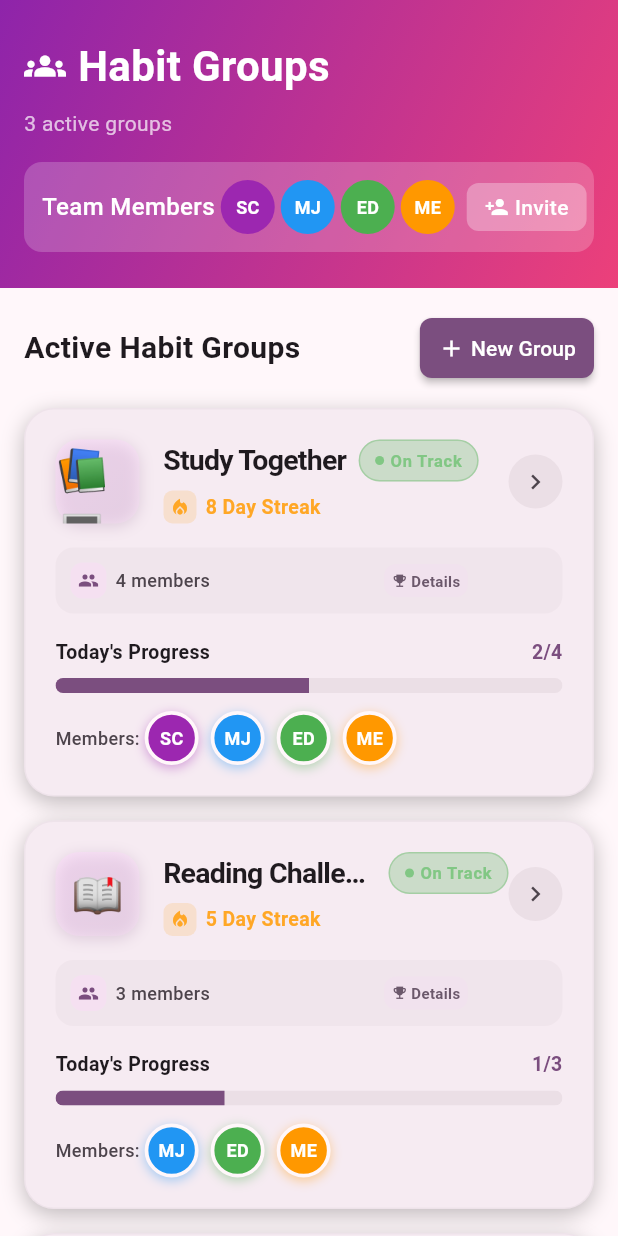
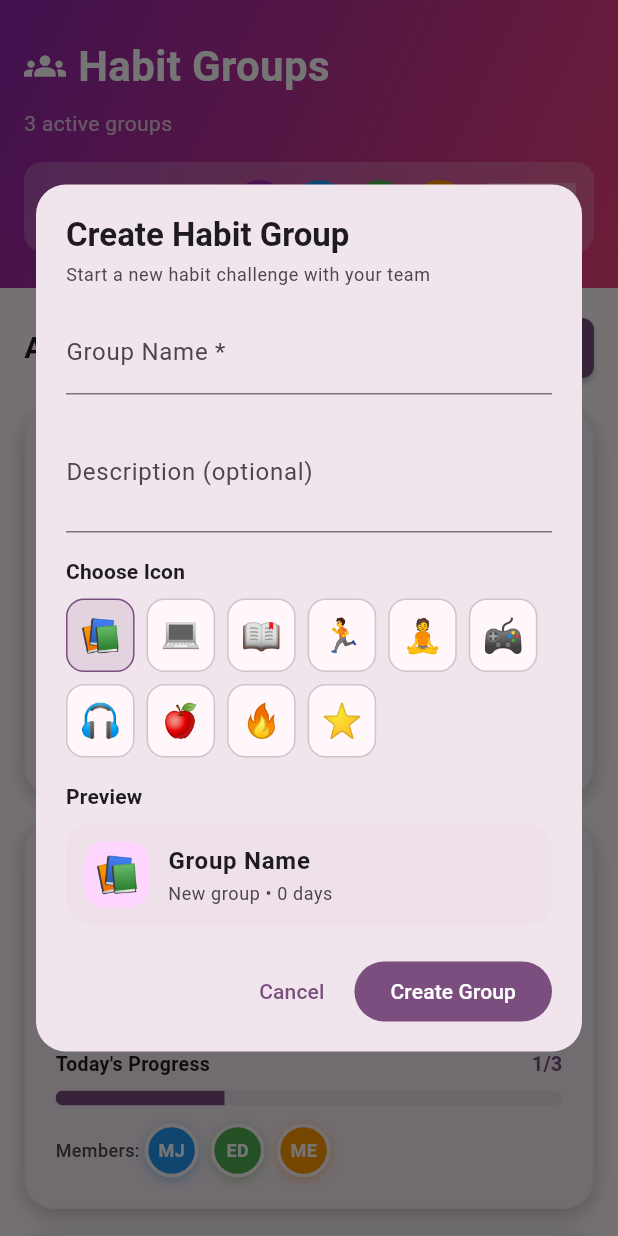
Before and after one commit to erenayar-12/CS310-Group-21, a Flutter app: the GroupsScreen screen opened directly, after a tap on "New Group", on a phone screen of 412 x 824 dp. Run offline on Flutter 3.47's test engine with Material 3 defaults, Android fonts, the phone set to English and light mode, and no system bars; our stand-ins replace sqflite, sqflite_common_ffi; accounts and stored records are empty.

Commit message:
Added new group pop-up to groups page, back button and overflow fix

```diff
--- a/lib/screens/commitly_leaderboard/widgets/group_header.dart
+++ b/lib/screens/commitly_leaderboard/widgets/group_header.dart
@@ -25,7 +25,11 @@ class GroupHeader extends StatelessWidget {
             Row(
               mainAxisAlignment: MainAxisAlignment.spaceBetween,
               children: [
-                Row(
+                GestureDetector(
+                  onTap: () {
+                    Navigator.pop(context);
+                  },
+                  child: Row(
                     children: [
                       const Icon(
                         Icons.arrow_back_ios_new,
@@ -42,6 +46,7 @@ class GroupHeader extends StatelessWidget {
                       ),
                     ],
                   ),
+                ),
                 TextButton.icon(
                   style: TextButton.styleFrom(
                     foregroundColor: Colors.white,
@@ -54,9 +59,7 @@ class GroupHeader extends StatelessWidget {
                       borderRadius: BorderRadius.circular(16),
                     ),
                   ),
-                  onPressed: () {
-                    // TODO: open members list later
-                  },
+                  onPressed: () {},
                   icon: const Icon(Icons.group, size: 16),
                   label: const Text(
                     'Members',
@@ -68,10 +71,7 @@ class GroupHeader extends StatelessWidget {
                 ),
               ],
             ),
-
             const SizedBox(height: 16),
-
-            // Group name
             Text(
               'Study Together',
               style: theme.textTheme.titleLarge?.copyWith(
@@ -79,9 +79,7 @@ class GroupHeader extends StatelessWidget {
                 fontWeight: FontWeight.bold,
               ),
             ),
-
             const SizedBox(height: 8),
-
             Column(
               crossAxisAlignment: CrossAxisAlignment.start,
               children: [
@@ -121,7 +119,6 @@ class GroupHeader extends StatelessWidget {
                 ),
               ],
             ),
-
           ],
         ),
       ),
--- a/lib/screens/groups/groups_screen.dart
+++ b/lib/screens/groups/groups_screen.dart
@@ -1,7 +1,6 @@
 import 'package:commitly/screens/commitly_leaderboard/leaderboard_screen.dart';
 import 'package:flutter/material.dart';
-import 'package:flutter/services.dart';
-
+import 'widgets/create_habit_group.dart';
 import '../../data/habit_group.dart';
 import '../../data/team_member.dart';
 import 'widgets/invite_team_members_dialog.dart';
@@ -14,12 +13,19 @@ class GroupsScreen extends StatefulWidget {
 }
 
 class _GroupsScreenState extends State<GroupsScreen> {
-  // Dummy data - replace with actual data source
+  void _showCreateGroup() {
+    showDialog(
+      context: context,
+      barrierDismissible: false,
+      builder: (context) => const CreateHabitGroup(),
+    );
+  }
+
   final List<TeamMember> _teamMembers = [
-    const TeamMember(id: '1', initials: 'SC', color: 0xFF9C27B0), // Purple
-    const TeamMember(id: '2', initials: 'MJ', color: 0xFF2196F3), // Blue
-    const TeamMember(id: '3', initials: 'ED', color: 0xFF4CAF50), // Green
-    const TeamMember(id: '4', initials: 'ME', color: 0xFFFF9800), // Orange
+    const TeamMember(id: '1', initials: 'SC', color: 0xFF9C27B0),
+    const TeamMember(id: '2', initials: 'MJ', color: 0xFF2196F3),
+    const TeamMember(id: '3', initials: 'ED', color: 0xFF4CAF50),
+    const TeamMember(id: '4', initials: 'ME', color: 0xFFFF9800),
   ];
 
   final List<HabitGroup> _habitGroups = [
@@ -158,7 +164,6 @@ class _GroupsScreenState extends State<GroupsScreen> {
             ),
           ),
           const SizedBox(height: 16),
-          // Team Members Card
           Container(
             padding: const EdgeInsets.all(12),
             decoration: BoxDecoration(
@@ -175,9 +180,14 @@ class _GroupsScreenState extends State<GroupsScreen> {
                     fontWeight: FontWeight.w500,
                   ),
                 ),
-                const Spacer(),
-                Row(
-                  children: _teamMembers.map((member) {
+                const SizedBox(width: 8),
+                Expanded(
+                  child: SingleChildScrollView(
+                    scrollDirection: Axis.horizontal,
+                    child: Row(
+                      mainAxisAlignment: MainAxisAlignment.end,
+                      children: [
+                        ..._teamMembers.map((member) {
                           return Container(
                             margin: const EdgeInsets.only(left: 4),
                             width: 36,
@@ -198,7 +208,6 @@ class _GroupsScreenState extends State<GroupsScreen> {
                             ),
                           );
                         }).toList(),
-                ),
                         const SizedBox(width: 8),
                         InkWell(
                           onTap: _showInviteDialog,
@@ -222,6 +231,10 @@ class _GroupsScreenState extends State<GroupsScreen> {
                                     color: Colors.white,
                                     fontSize: 14,
                                     fontWeight: FontWeight.w500,
+                                  ),
+                                ),
+                              ],
+                            ),
                           ),
                         ),
                       ],
@@ -258,9 +271,7 @@ class _GroupsScreenState extends State<GroupsScreen> {
             const SizedBox(width: 8),
             Flexible(
               child: ElevatedButton(
-                onPressed: () {
-                  // TODO: Navigate to create new group screen
-                },
+                onPressed: _showCreateGroup,
                 style: ElevatedButton.styleFrom(
                   backgroundColor: theme.colorScheme.primary,
                   foregroundColor: theme.colorScheme.onPrimary,
@@ -270,17 +281,12 @@ class _GroupsScreenState extends State<GroupsScreen> {
                   elevation: 2,
                   padding: const EdgeInsets.symmetric(horizontal: 12, vertical: 8),
                 ),
-                child: const Row(
+                child: Row(
                   mainAxisSize: MainAxisSize.min,
-                  children: [
+                  children: const [
                     Icon(Icons.add, size: 18),
                     SizedBox(width: 4),
-                    Flexible(
-                      child: Text(
-                        'New Group',
-                        overflow: TextOverflow.ellipsis,
-                      ),
-                    ),
+                    Text('New Group'),
                   ],
                 ),
               ),
@@ -706,18 +712,10 @@ class _GroupsScreenState extends State<GroupsScreen> {
             ],
           ),
           const SizedBox(height: 16),
-          _buildInfoItem(
-            'Tap any group to view detailed weekly progress',
-          ),
-          _buildInfoItem(
-            'Compete with team members in real-time',
-          ),
-          _buildInfoItem(
-            'Keep everyone accountable and motivated',
-          ),
-          _buildInfoItem(
-            'Add or remove members from each group',
-          ),
+          _buildInfoItem('Tap any group to view detailed weekly progress'),
+          _buildInfoItem('Compete with team members in real-time'),
+          _buildInfoItem('Keep everyone accountable and motivated'),
+          _buildInfoItem('Add or remove members from each group'),
         ],
       ),
     );
--- /dev/null
+++ b/lib/screens/groups/widgets/create_habit_group.dart
@@ -0,0 +1,221 @@
+import 'package:flutter/material.dart';
+
+class CreateHabitGroup extends StatefulWidget {
+  const CreateHabitGroup({super.key});
+
+  @override
+  State<CreateHabitGroup> createState() => _CreateHabitGroupState();
+}
+
+class _CreateHabitGroupState extends State<CreateHabitGroup> {
+  final _formKey = GlobalKey<FormState>();
+  final _nameController = TextEditingController();
+  final _descriptionController = TextEditingController();
+
+  // Simple emoji icon list – adjust as you like
+  final List<String> _icons = [
+    '📚', '💻', '📖', '🏃', '🧘', '🎮', '🎧', '🍎', '🔥', '⭐️',
+  ];
+
+  String _selectedIcon = '📚';
+
+  @override
+  void dispose() {
+    _nameController.dispose();
+    _descriptionController.dispose();
+    super.dispose();
+  }
+
+  void _onCreatePressed() {
+    if (_formKey.currentState?.validate() ?? false) {
+      // later you can return data with Navigator.pop(context, ...)
+      Navigator.of(context).pop();
+    }
+  }
+
+  @override
+  Widget build(BuildContext context) {
+    final theme = Theme.of(context);
+
+    return Dialog(
+      insetPadding: const EdgeInsets.symmetric(horizontal: 24, vertical: 24),
+      shape: RoundedRectangleBorder(
+        borderRadius: BorderRadius.circular(20),
+      ),
+      child: ConstrainedBox(
+        constraints: const BoxConstraints(maxWidth: 420),
+        child: Padding(
+          padding: const EdgeInsets.fromLTRB(20, 20, 20, 16),
+          child: Form(
+            key: _formKey,
+            child: Column(
+              mainAxisSize: MainAxisSize.min,
+              crossAxisAlignment: CrossAxisAlignment.start,
+              children: [
+                // Title
+                Text(
+                  'Create Habit Group',
+                  style: theme.textTheme.titleLarge?.copyWith(
+                    fontWeight: FontWeight.bold,
+                  ),
+                ),
+                const SizedBox(height: 4),
+                Text(
+                  'Start a new habit challenge with your team',
+                  style: theme.textTheme.bodySmall?.copyWith(
+                    color: theme.colorScheme.onSurfaceVariant,
+                  ),
+                ),
+                const SizedBox(height: 16),
+
+                // Group name
+                TextFormField(
+                  controller: _nameController,
+                  decoration: const InputDecoration(
+                    labelText: 'Group Name *',
+                    hintText: 'e.g. Morning Meditation',
+                  ),
+                  validator: (value) {
+                    if (value == null || value.trim().isEmpty) {
+                      return 'Please enter a group name';
+                    }
+                    return null;
+                  },
+                ),
+                const SizedBox(height: 12),
+
+                // Description
+                TextFormField(
+                  controller: _descriptionController,
+                  maxLines: 2,
+                  decoration: const InputDecoration(
+                    labelText: 'Description (optional)',
+                    hintText: "What's this group about?",
+                  ),
+                ),
+                const SizedBox(height: 16),
+
+                // Choose icon
+                Text(
+                  'Choose Icon',
+                  style: theme.textTheme.labelLarge?.copyWith(
+                    fontWeight: FontWeight.w600,
+                  ),
+                ),
+                const SizedBox(height: 8),
+                Wrap(
+                  spacing: 8,
+                  runSpacing: 8,
+                  children: _icons.map((icon) {
+                    final bool isSelected = icon == _selectedIcon;
+                    return GestureDetector(
+                      onTap: () {
+                        setState(() => _selectedIcon = icon);
+                      },
+                      child: AnimatedContainer(
+                        duration: const Duration(milliseconds: 150),
+                        padding: const EdgeInsets.all(8),
+                        decoration: BoxDecoration(
+                          borderRadius: BorderRadius.circular(12),
+                          color: isSelected
+                              ? theme.colorScheme.primary.withOpacity(0.12)
+                              : theme.colorScheme.surface,
+                          border: Border.all(
+                            color: isSelected
+                                ? theme.colorScheme.primary
+                                : theme.colorScheme.outlineVariant,
+                          ),
+                        ),
+                        child: Text(
+                          icon,
+                          style: const TextStyle(fontSize: 22),
+                        ),
+                      ),
+                    );
+                  }).toList(),
+                ),
+                const SizedBox(height: 16),
+
+                // Preview card
+                Text(
+                  'Preview',
+                  style: theme.textTheme.labelLarge?.copyWith(
+                    fontWeight: FontWeight.w600,
+                  ),
+                ),
+                const SizedBox(height: 8),
+                Container(
+                  padding: const EdgeInsets.all(12),
+                  decoration: BoxDecoration(
+                    borderRadius: BorderRadius.circular(16),
+                    color: theme.colorScheme.surfaceVariant.withOpacity(0.6),
+                  ),
+                  child: Row(
+                    children: [
+                      Container(
+                        width: 44,
+                        height: 44,
+                        decoration: BoxDecoration(
+                          borderRadius: BorderRadius.circular(14),
+                          color: theme.colorScheme.primaryContainer,
+                        ),
+                        child: Center(
+                          child: Text(
+                            _selectedIcon,
+                            style: const TextStyle(fontSize: 24),
+                          ),
+                        ),
+                      ),
+                      const SizedBox(width: 12),
+                      Expanded(
+                        child: Column(
+                          crossAxisAlignment: CrossAxisAlignment.start,
+                          children: [
+                            Text(
+                              _nameController.text.isEmpty
+                                  ? 'Group Name'
+                                  : _nameController.text,
+                              maxLines: 1,
+                              overflow: TextOverflow.ellipsis,
+                              style: theme.textTheme.bodyLarge?.copyWith(
+                                fontWeight: FontWeight.bold,
+                              ),
+                            ),
+                            const SizedBox(height: 2),
+                            Text(
+                              'New group • 0 days',
+                              style: theme.textTheme.bodySmall?.copyWith(
+                                color: theme.colorScheme.onSurfaceVariant,
+                              ),
+                            ),
+                          ],
+                        ),
+                      ),
+                    ],
+                  ),
+                ),
+                const SizedBox(height: 20),
+
+                // Buttons
+                Row(
+                  mainAxisAlignment: MainAxisAlignment.end,
+                  children: [
+                    TextButton(
+                      onPressed: () => Navigator.of(context).pop(),
+                      child: const Text('Cancel'),
+                    ),
+                    const SizedBox(width: 8),
+                    FilledButton(
+                      onPressed: _onCreatePressed,
+                      child: const Text('Create Group'),
+                    ),
+                  ],
+                ),
+              ],
+            ),
+          ),
+        ),
+      ),
+    );
+  }
+}
```
Lines whose indentation alone changed are shown as unchanged.
